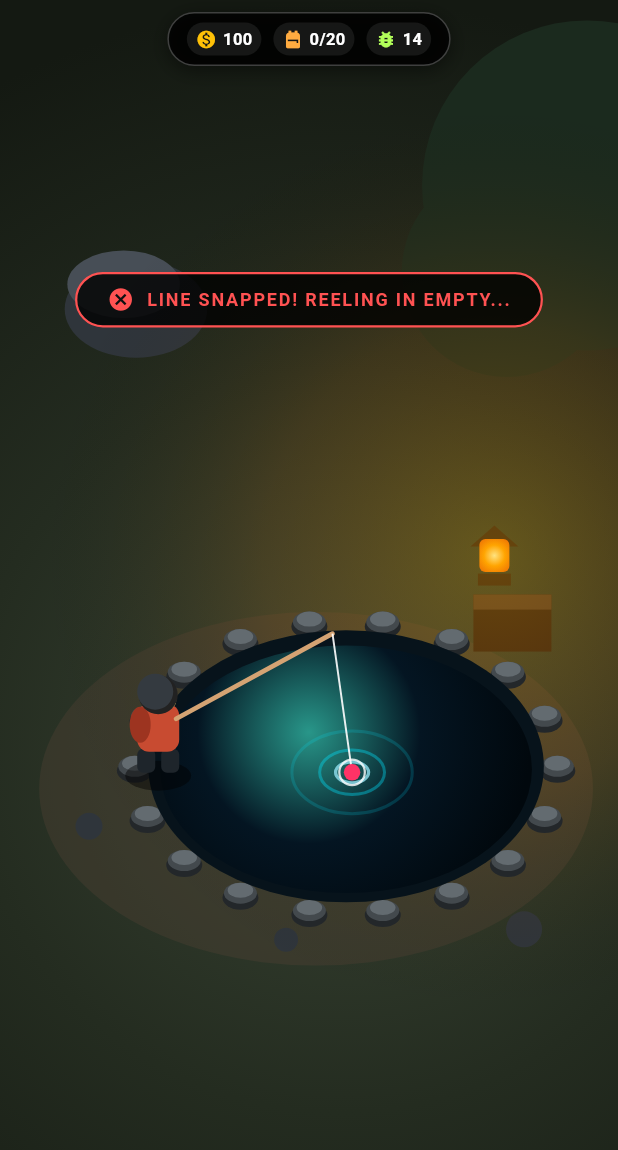
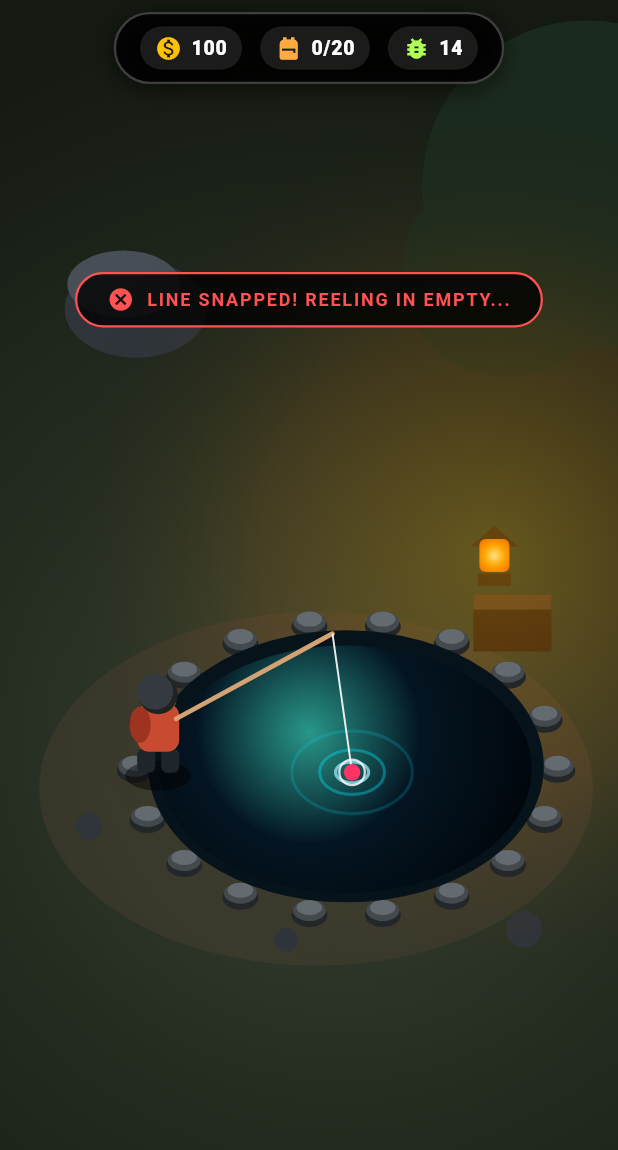
Before and after one commit to 0xCoderunknown/junk_fishing, a Flutter app: the screen it shows after launch, after a tap on "TAP THE HOLE", after a tap on "100", on a phone screen of 412 x 824 dp. Shown: the top 1150 px of the screen. Run offline on Flutter 3.47's test engine with Material 3 defaults, Android fonts, the phone set to English and light mode, and no system bars; our stand-ins replace screenshot, share_plus, shared_preferences.

Commit message:
feat: default closed menu, enlarge top bar HUD, and remove all snackbars

```diff
--- a/lib/widgets/collapsible_nav_menu.dart
+++ b/lib/widgets/collapsible_nav_menu.dart
@@ -44,16 +44,16 @@ class CollapsibleNavMenu extends StatelessWidget {
           right: 16,
           child: Center(
             child: Container(
-              padding: const EdgeInsets.symmetric(horizontal: 12, vertical: 6),
+              padding: const EdgeInsets.symmetric(horizontal: 16, vertical: 8),
               decoration: BoxDecoration(
-                color: Colors.black.withValues(alpha: 0.82),
-                borderRadius: BorderRadius.circular(24),
-                border: Border.all(color: Colors.white24),
+                color: Colors.black.withValues(alpha: 0.85),
+                borderRadius: BorderRadius.circular(28),
+                border: Border.all(color: Colors.white24, width: 1.5),
                 boxShadow: const [
                   BoxShadow(
-                    color: Colors.black45,
-                    blurRadius: 10,
-                    offset: Offset(0, 3),
+                    color: Colors.black54,
+                    blurRadius: 14,
+                    offset: Offset(0, 4),
                   ),
                 ],
               ),
@@ -70,7 +70,7 @@ class CollapsibleNavMenu extends StatelessWidget {
                       label: '${playerState.money}',
                     ),
                   ),
-                  const SizedBox(width: 8),
+                  const SizedBox(width: 12),
 
                   // Inventory -> tap opens Inventory
                   GestureDetector(
@@ -83,7 +83,7 @@ class CollapsibleNavMenu extends StatelessWidget {
                           '${playerState.inventory.length}/${playerState.storageLimit}',
                     ),
                   ),
-                  const SizedBox(width: 8),
+                  const SizedBox(width: 12),
 
                   // Bait -> tap opens Market
                   GestureDetector(
@@ -271,27 +271,28 @@ class CollapsibleNavMenu extends StatelessWidget {
     IconData? actionIcon,
   }) {
     return Container(
-      padding: const EdgeInsets.symmetric(horizontal: 6, vertical: 3),
+      padding: const EdgeInsets.symmetric(horizontal: 10, vertical: 5),
       decoration: BoxDecoration(
-        color: Colors.white.withValues(alpha: 0.08),
-        borderRadius: BorderRadius.circular(12),
+        color: Colors.white.withValues(alpha: 0.10),
+        borderRadius: BorderRadius.circular(16),
       ),
       child: Row(
         mainAxisSize: MainAxisSize.min,
         children: [
-          Icon(icon, color: iconColor, size: 14),
-          const SizedBox(width: 4),
+          Icon(icon, color: iconColor, size: 18),
+          const SizedBox(width: 6),
           Text(
             label,
             style: const TextStyle(
               color: Colors.white,
-              fontWeight: FontWeight.bold,
-              fontSize: 11,
+              fontWeight: FontWeight.w800,
+              fontSize: 13,
+              letterSpacing: 0.5,
             ),
           ),
           if (actionIcon != null) ...[
             const SizedBox(width: 4),
-            Icon(actionIcon, color: iconColor, size: 12),
+            Icon(actionIcon, color: iconColor, size: 14),
           ],
         ],
       ),
```
Also changed, not shown: lib/screens/main_fishing_screen.dart (+10 -45 lines), lib/widgets/modals/collections_sheet.dart (+0 -8 lines), lib/widgets/modals/inventory_sheet.dart (+2 -15 lines), lib/widgets/modals/market_sheet.dart (+5 -41 lines), lib/widgets/polaroid_result_card.dart (+2 -9 lines), 1 other file.
